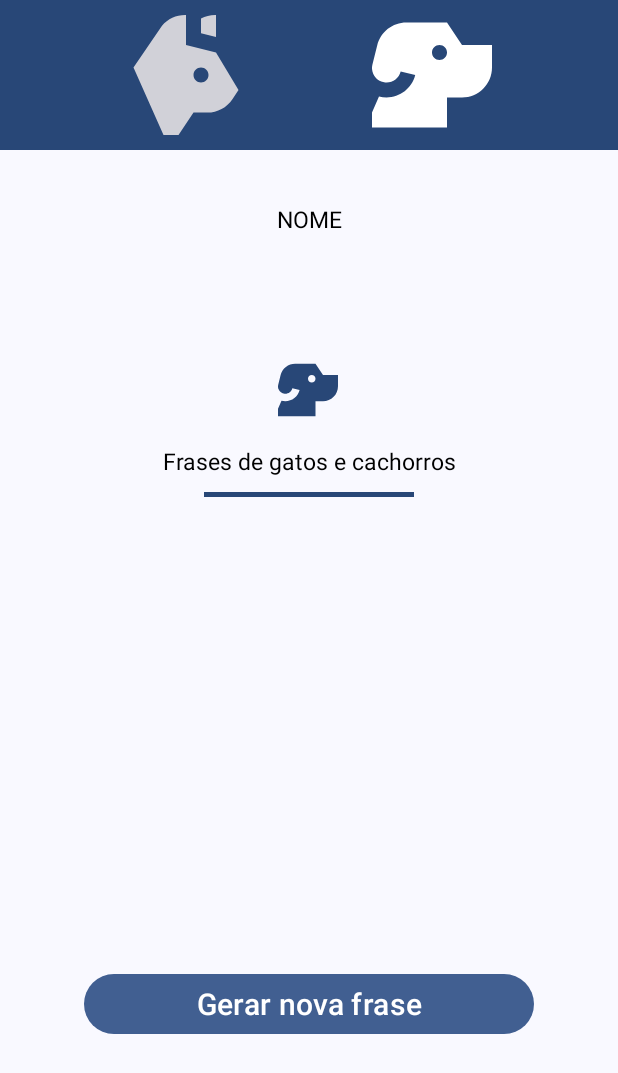
After one commit to jjakob10/segundo_app_android, an Android app: the fragment DogFragment placed in its activity, on a phone screen of 412 x 824 dp. The commit adds this screen. Shown: the top 1073 px of the screen. Run offline under Robolectric (Android 15) with nearby library versions, the phone set to English and light mode, and no system bars; our stand-ins replace Room's generated code; 2 statements that could not run were skipped.

Commit message:
fragments incompleto

```diff
--- /dev/null
+++ b/app/src/main/java/com/example/segundo_app/ui/DogFragment.kt
@@ -0,0 +1,15 @@
+package com.example.segundo_app.ui
+
+
+import android.os.Bundle
+import androidx.fragment.app.Fragment
+
+import com.example.segundo_app.R
+
+class DogFragment : Fragment(R.layout.fragment_dog) {
+    override fun onCreate(savedInstanceState: Bundle?) {
+        super.onCreate(savedInstanceState)
+        val curiosity = requireArguments().getInt("CURIOSITY_STR")
+
+    }
+}
--- a/app/src/main/res/layout/activity_main2.xml
+++ b/app/src/main/res/layout/activity_main2.xml
@@ -57,30 +57,41 @@
 
 
 
-    <TextView
-        android:id="@+id/TextCuriosidade"
-        android:layout_width="wrap_content"
-        android:maxWidth="300dp"
-        android:layout_height="wrap_content"
-        android:text="@string/frases_de_gatos_e_cachorros"
-        android:textColor="@color/black"
-        android:textSize="15dp"
-        app:layout_constraintBottom_toBottomOf="parent"
-        app:layout_constraintEnd_toEndOf="parent"
-        app:layout_constraintHorizontal_bias="0.5"
-        app:layout_constraintStart_toStartOf="parent"
-        app:layout_constraintTop_toBottomOf="@+id/view"
-        app:layout_constraintVertical_bias="0.286" />
+<!--    <TextView-->
+<!--        android:id="@+id/TextCuriosidade"-->
+<!--        android:layout_width="wrap_content"-->
+<!--        android:maxWidth="300dp"-->
+<!--        android:layout_height="wrap_content"-->
+<!--        android:text="@string/frases_de_gatos_e_cachorros"-->
+<!--        android:textColor="@color/black"-->
+<!--        android:textSize="15dp"-->
+<!--        app:layout_constraintBottom_toBottomOf="parent"-->
+<!--        app:layout_constraintEnd_toEndOf="parent"-->
+<!--        app:layout_constraintHorizontal_bias="0.5"-->
+<!--        app:layout_constraintStart_toStartOf="parent"-->
+<!--        app:layout_constraintTop_toBottomOf="@+id/view"-->
+<!--        app:layout_constraintVertical_bias="0.286" />-->
 
 
-    <View
-        android:background="@color/md_theme_onPrimaryContainer"
-        android:layout_width="140dp"
-        android:layout_height="3dp"
-        android:layout_marginTop="10dp"
+<!--    <View-->
+<!--        android:background="@color/md_theme_onPrimaryContainer"-->
+<!--        android:layout_width="140dp"-->
+<!--        android:layout_height="3dp"-->
+<!--        android:layout_marginTop="10dp"-->
+<!--        app:layout_constraintEnd_toEndOf="parent"-->
+<!--        app:layout_constraintStart_toStartOf="parent"-->
+<!--        app:layout_constraintTop_toBottomOf="@+id/TextCuriosidade" />-->
+
+    <androidx.fragment.app.FragmentContainerView
+        android:id="@+id/fragment_container_view"
+        android:layout_width="0dp"
+        android:layout_height="0dp"
+        android:layout_marginVertical="15dp"
+        app:layout_constraintTop_toBottomOf="@id/TextNome"
         app:layout_constraintEnd_toEndOf="parent"
         app:layout_constraintStart_toStartOf="parent"
-        app:layout_constraintTop_toBottomOf="@+id/TextCuriosidade" />
+        app:layout_constraintBottom_toTopOf="@id/gerarButton"/>
+
     <Button
         android:id="@+id/gerarButton"
         android:layout_width="300dp"
--- /dev/null
+++ b/app/src/main/res/layout/fragment_dog.xml
@@ -0,0 +1,53 @@
+<?xml version="1.0" encoding="utf-8"?>
+<FrameLayout xmlns:android="http://schemas.android.com/apk/res/android"
+    xmlns:app="http://schemas.android.com/apk/res-auto"
+    xmlns:tools="http://schemas.android.com/tools"
+    android:layout_width="match_parent"
+    android:layout_height="match_parent"
+    tools:context=".ui.DogFragment">
+
+    <androidx.constraintlayout.widget.ConstraintLayout
+        android:layout_width="match_parent"
+        android:layout_height="match_parent"
+        tools:context=".ui.MainActivity2">
+
+
+        <ImageView
+            android:id="@+id/catImg"
+            android:layout_width="40dp"
+            android:layout_height="40dp"
+            android:src="@drawable/dog_svgrepo_com"
+            app:layout_constraintBottom_toTopOf="@+id/TextCuriosidade"
+            app:layout_constraintEnd_toEndOf="parent"
+            app:layout_constraintHorizontal_bias="0.498"
+            app:layout_constraintStart_toStartOf="parent"
+            app:layout_constraintTop_toTopOf="parent"
+            app:layout_constraintVertical_bias="0.8"
+            app:tint="@color/md_theme_onPrimaryContainer" />
+
+        <TextView
+            android:id="@+id/TextCuriosidade"
+            android:layout_width="wrap_content"
+            android:maxWidth="300dp"
+            android:layout_height="wrap_content"
+            android:text="@string/frases_de_gatos_e_cachorros"
+            android:textColor="@color/black"
+            android:textSize="15dp"
+            app:layout_constraintBottom_toBottomOf="parent"
+            app:layout_constraintEnd_toEndOf="parent"
+            app:layout_constraintHorizontal_bias="0.5"
+            app:layout_constraintStart_toStartOf="parent"
+            app:layout_constraintTop_toTopOf="parent"
+            app:layout_constraintVertical_bias="0.286" />
+
+
+        <View
+            android:background="@color/md_theme_onPrimaryContainer"
+            android:layout_width="140dp"
+            android:layout_height="3dp"
+            android:layout_marginTop="10dp"
+            app:layout_constraintEnd_toEndOf="parent"
+            app:layout_constraintStart_toStartOf="parent"
+            app:layout_constraintTop_toBottomOf="@+id/TextCuriosidade" />
+    </androidx.constraintlayout.widget.ConstraintLayout>
+</FrameLayout>
--- a/app/src/main/res/values/strings.xml
+++ b/app/src/main/res/values/strings.xml
@@ -9,5 +9,7 @@
     <string name="hello">Olá</string>
     <string name="new_curiosity">Gerar nova frase</string>
     <string name="non_available">Curiosidade não disponível</string>
+    <!-- TODO: Remove or change this placeholder text -->
+    <string name="hello_blank_fragment">Hello blank fragment</string>
 
 </resources>
```
Also changed, not shown: app/src/main/java/com/example/segundo_app/ui/CatFragment.kt (added, +15 -0 lines), app/src/main/java/com/example/segundo_app/ui/MainActivity2.kt (+15 -1 lines), app/src/main/res/layout/fragment_cat.xml (added, +54 -0 lines).
